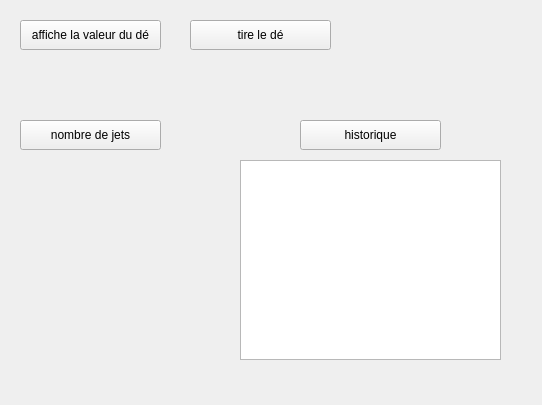
Old version of the form simulation_de/dehisto.ui in the repository ValDV/Projets_qt.
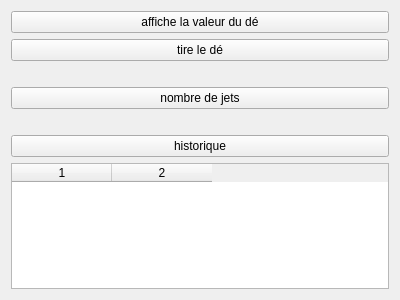
New version of the form.

What changed in the file:
```diff
--- a/simulation_de/dehisto.ui
+++ b/simulation_de/dehisto.ui
@@ -1,95 +1,77 @@
 <?xml version="1.0" encoding="UTF-8"?>
 <ui version="4.0">
- <class>DeHisto</class>
- <widget class="QMainWindow" name="DeHisto">
+ <class>Dehisto</class>
+ <widget class="QWidget" name="Dehisto">
   <property name="geometry">
    <rect>
     <x>0</x>
     <y>0</y>
-    <width>542</width>
-    <height>405</height>
+    <width>400</width>
+    <height>300</height>
    </rect>
   </property>
-  <property name="windowTitle">
-   <string>Gestion des Dés</string>
-  </property>
-  <widget class="QWidget" name="centralwidget">
-   <widget class="QPushButton" name="tireDe">
-    <property name="geometry">
-     <rect>
-      <x>190</x>
-      <y>20</y>
-      <width>141</width>
-      <height>30</height>
-     </rect>
-    </property>
-    <property name="text">
-     <string>tire le dé</string>
-    </property>
-   </widget>
-   <widget class="QPushButton" name="afficheValeurDe">
-    <property name="geometry">
-     <rect>
-      <x>20</x>
-      <y>20</y>
-      <width>141</width>
-      <height>30</height>
-     </rect>
-    </property>
+  <layout class="QVBoxLayout" name="verticalLayout">
+   <item>
+    <widget class="QPushButton" name="buttonAfficherValeur">
     <property name="text">
      <string>affiche la valeur du dé</string>
     </property>
    </widget>
-   <widget class="QPushButton" name="nombreJets">
-    <property name="geometry">
-     <rect>
-      <x>20</x>
-      <y>120</y>
-      <width>141</width>
-      <height>30</height>
-     </rect>
-    </property>
+   </item>
+   <item>
+    <widget class="QPushButton" name="buttonTirerDe">
+     <property name="text">
+      <string>tire le dé</string>
+     </property>
+    </widget>
+   </item>
+   <item>
+    <widget class="QLabel" name="labelValeurDe">
+     <property name="text">
+      <string/>
+     </property>
+    </widget>
+   </item>
+   <item>
+    <widget class="QPushButton" name="buttonNombreJets">
     <property name="text">
      <string>nombre de jets</string>
     </property>
    </widget>
-   <widget class="QPushButton" name="historique">
-    <property name="geometry">
-     <rect>
-      <x>300</x>
-      <y>120</y>
-      <width>141</width>
-      <height>30</height>
-     </rect>
-    </property>
+   </item>
+   <item>
+    <widget class="QLabel" name="labelNombreJets">
+     <property name="text">
+      <string/>
+     </property>
+    </widget>
+   </item>
+   <item>
+    <widget class="QPushButton" name="buttonHistorique">
     <property name="text">
      <string>historique</string>
     </property>
    </widget>
-   <widget class="QLabel" name="labelValeurDe">
-    <property name="geometry">
-     <rect>
-      <x>110</x>
-      <y>70</y>
-      <width>131</width>
-      <height>30</height>
-     </rect>
-    </property>
-    <property name="text">
-     <string/>
-    </property>
-   </widget>
+   </item>
+   <item>
    <widget class="QTableWidget" name="tableHistorique">
-    <property name="geometry">
-     <rect>
-      <x>240</x>
-      <y>160</y>
-      <width>261</width>
-      <height>200</height>
-     </rect>
-    </property>
-   </widget>
-  </widget>
+     <property name="showDropIndicator" stdset="0">
+      <bool>true</bool>
+     </property>
+     <property name="columnCount">
+      <number>2</number>
+     </property>
+     <property name="horizontalHeaderLabels" stdset="0">
+      <stringlist>
+       <string>Indice</string>
+       <string>Valeurs</string>
+      </stringlist>
+     </property>
+     <column/>
+     <column/>
+    </widget>
+   </item>
+  </layout>
  </widget>
  <resources/>
  <connections/>
```
Lines whose indentation alone changed are shown as unchanged.
